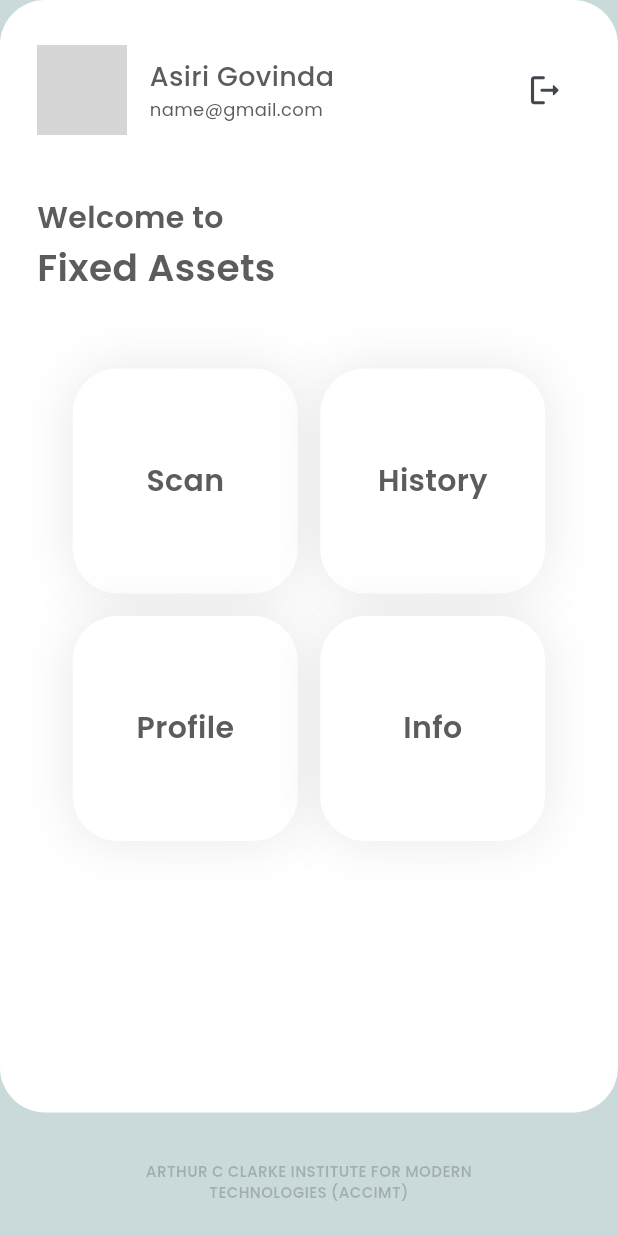
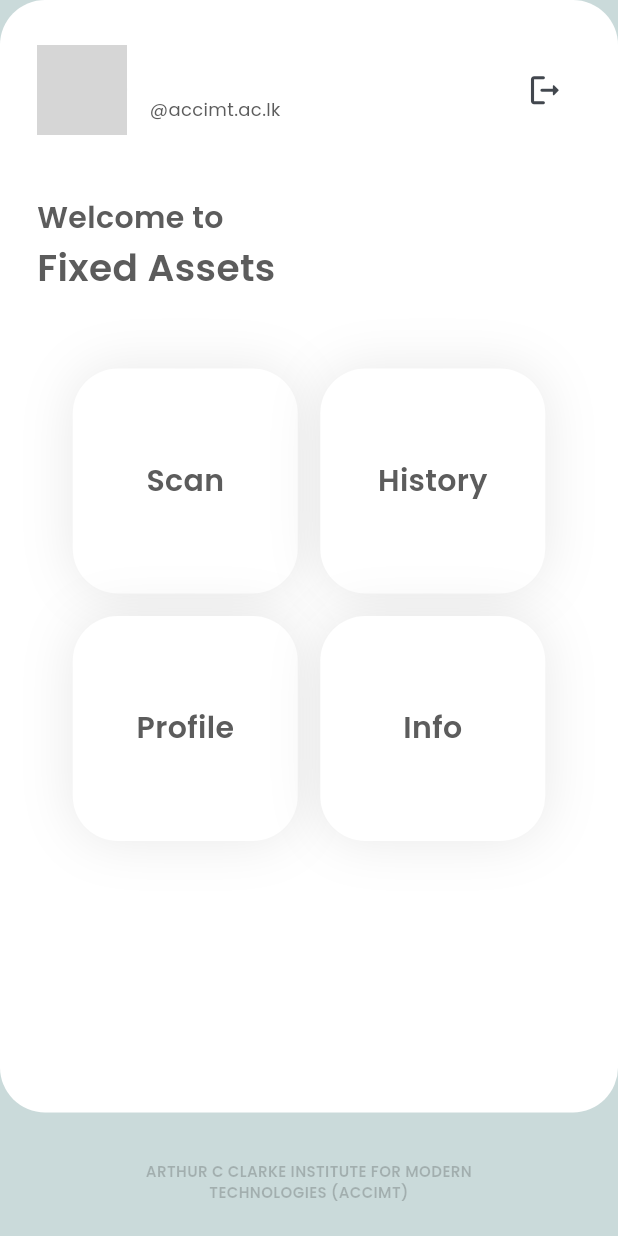
Before and after one commit to mpriyadarshana/fixed_assets_app, a Flutter app: the HomePage screen opened directly, on a phone screen of 412 x 824 dp. Run offline on Flutter 3.47's test engine with Material 3 defaults, Android fonts, the phone set to English and light mode, and no system bars; our stand-ins replace dio, flutter_bloc, google_fonts, lottie, permission_handler, shared_preferences; missing offline and left inert: mobile_scanner; accounts and stored records are empty; network calls fail; grey boxes are pictures that could not be loaded.

```diff
--- a/lib/features/presentation/bloc/login/login_bloc.dart
+++ b/lib/features/presentation/bloc/login/login_bloc.dart
@@ -52,7 +52,7 @@ class LoginBloc extends Bloc<LoginEvent, LoginState> {
 
       if (res.statusCode == 200) {
         final LoginResponse loginResponse = loginResponseFromJson(res.data);
-        emit(LoginSuccessState(token: loginResponse.data.response.model.token));
+        emit(LoginSuccessState(token: loginResponse.data.response.model.token, firstname: loginResponse.data.response.model.firstname, lastname: loginResponse.data.response.model.lastname, email: loginResponse.data.response.model.email));
       }else if (res.statusCode == 401) {
         emit(LoginFailedState(error: '401'));
       }
--- a/lib/features/presentation/bloc/login/login_state.dart
+++ b/lib/features/presentation/bloc/login/login_state.dart
@@ -9,8 +9,11 @@ class LoadingState extends LoginState {}
 
 class LoginSuccessState extends LoginState {
   final String token;
+  final String firstname;
+  final String lastname;
+  final String email;
 
-  LoginSuccessState({required this.token});
+  LoginSuccessState({required this.token, required this.firstname, required this.lastname, required this.email});
 
 }
 
--- a/lib/features/presentation/views/home_page.dart
+++ b/lib/features/presentation/views/home_page.dart
@@ -114,13 +114,13 @@ class _HomePageState extends State<HomePage> {
                               crossAxisAlignment: CrossAxisAlignment.start,
                               children: [
                                 Text(
-                                  'Asiri Govinda',
+                                  AppConstants.firstname + " " + AppConstants.lastname,
                                   style: AppStyles.mediumTextSize18White.copyWith(
                                     color: const Color(0xff5C5C5C),
                                   ),
                                 ),
                                 Text(
-                                  'name@gmail.com',
+                                  AppConstants.email +  '@accimt.ac.lk',
                                   style:
                                       AppStyles.regularTextSize12White.copyWith(
                                     color: const Color(0xff5C5C5C),
--- a/lib/features/presentation/views/info_view.dart
+++ b/lib/features/presentation/views/info_view.dart
@@ -92,7 +92,7 @@ class AppInfoView extends StatelessWidget {
                       ),
                       const SizedBox(width: 5),
                       Text(
-                        'info@accmt.ac.lk',
+                        'info@accimt.ac.lk',
                         textAlign: TextAlign.center,
                         style: AppStyles.lightTextSize12White
                             .copyWith(color: const Color(0xff5c5c5c)),
--- a/lib/features/presentation/views/item_edit_view.dart
+++ b/lib/features/presentation/views/item_edit_view.dart
@@ -64,11 +64,7 @@ class _ItemEditViewState extends State<ItemEditView> {
           showProgress();
         } else if (state is ModifyItemSuccessState) {
           hideProgressBar();
-          Navigator.pushAndRemoveUntil(
-            context,
-            MaterialPageRoute(builder: (context) => const HomePage()),
-            (route) => false,
-          );
+          Navigator.pop(context);
         } else if (state is ModifyItemFailedState) {
           hideProgressBar();
           CustomDialogBox.show(context,
--- a/lib/features/presentation/views/login_page.dart
+++ b/lib/features/presentation/views/login_page.dart
@@ -43,6 +43,9 @@ class _LoginPageState extends State<LoginPage> {
           hideProgressBar();
           setState(() {
             AppConstants.jwtToken = state.token;
+            AppConstants.firstname = state.firstname;
+            AppConstants.lastname = state.lastname;
+            AppConstants.email = state.email;
           });
           Navigator.pushReplacement(
             context,
--- a/lib/features/presentation/views/profile_view.dart
+++ b/lib/features/presentation/views/profile_view.dart
@@ -1,3 +1,4 @@
+import 'package:fixed_assets_app/utils/app_constants.dart';
 import 'package:flutter/material.dart';
 
 import '../../../utils/app_styles.dart';
@@ -60,14 +61,14 @@ class ProfileView extends StatelessWidget {
                   ),
                   const SizedBox(height: 15),
                   Text(
-                    'Asiri Govinda',
+                    '${AppConstants.firstname + " " + AppConstants.lastname}',
                     textAlign: TextAlign.center,
                     style: AppStyles.semiTextSize20White
                         .copyWith(color: const Color(0xff5c5c5c)),
                   ),
                   const SizedBox(height: 8),
                   Text(
-                    'info@accmt.ac.lk',
+                    '${AppConstants.email + "@accimt.ac.lk"}',
                     textAlign: TextAlign.center,
                     style: AppStyles.regularTextSize15White
                         .copyWith(color: const Color(0xff5c5c5c)),
--- a/lib/utils/app_constants.dart
+++ b/lib/utils/app_constants.dart
@@ -8,4 +8,7 @@ class AppConstants {
   static List<Datum> historyItems = [];
 
   //user login
+  static String firstname = "";
+  static String lastname = "";
+  static String email = "";
 }
```
Also changed, not shown: lib/features/data/models/response/login_response.dart (+8 -0 lines).
